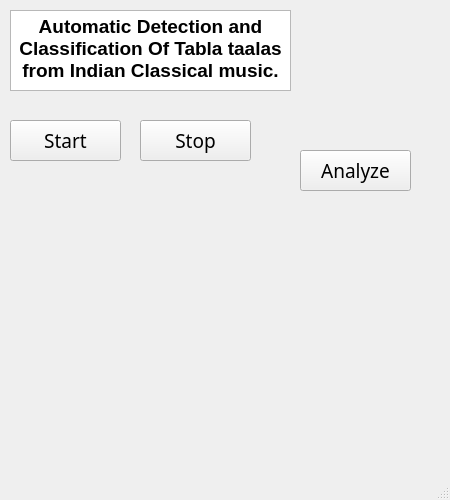
Above: main_1.ui from pranav6670/Detection-Classification-of-Tabla-taals before the change. Below: the same form after it.
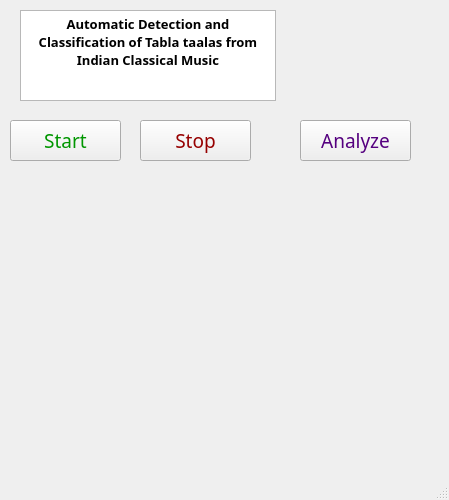
That is the form after the change. Icons and pictures are not drawn.

Diff of the .ui file:
```diff
--- a/main_1.ui
+++ b/main_1.ui
@@ -6,31 +6,28 @@
    <rect>
     <x>0</x>
     <y>0</y>
-    <width>450</width>
+    <width>449</width>
     <height>500</height>
    </rect>
   </property>
+  <property name="font">
+   <font>
+    <family>Tlwg Typo</family>
+   </font>
+  </property>
+  <property name="mouseTracking">
+   <bool>false</bool>
+  </property>
   <property name="windowTitle">
    <string>MainWindow</string>
   </property>
+  <property name="autoFillBackground">
+   <bool>false</bool>
+  </property>
+  <property name="styleSheet">
+   <string notr="true"/>
+  </property>
   <widget class="QWidget" name="centralwidget">
-   <widget class="QTextBrowser" name="textBrowser">
-    <property name="geometry">
-     <rect>
-      <x>10</x>
-      <y>10</y>
-      <width>281</width>
-      <height>81</height>
-     </rect>
-    </property>
-    <property name="html">
-     <string>&lt;!DOCTYPE HTML PUBLIC &quot;-//W3C//DTD HTML 4.0//EN&quot; &quot;http://www.w3.org/TR/REC-html40/strict.dtd&quot;&gt;
-&lt;html&gt;&lt;head&gt;&lt;meta name=&quot;qrichtext&quot; content=&quot;1&quot; /&gt;&lt;style type=&quot;text/css&quot;&gt;
-p, li { white-space: pre-wrap; }
-&lt;/style&gt;&lt;/head&gt;&lt;body style=&quot; font-family:'Ubuntu'; font-size:11pt; font-weight:400; font-style:normal;&quot;&gt;
-&lt;p align=&quot;center&quot; style=&quot; margin-top:0px; margin-bottom:0px; margin-left:0px; margin-right:0px; -qt-block-indent:0; text-indent:0px;&quot;&gt;&lt;span style=&quot; font-size:14pt; font-weight:600;&quot;&gt;Automatic Detection and Classification Of Tabla taalas from Indian Classical music.&lt;/span&gt;&lt;/p&gt;&lt;/body&gt;&lt;/html&gt;</string>
-    </property>
-   </widget>
    <widget class="QLabel" name="label">
     <property name="geometry">
      <rect>
@@ -51,17 +48,20 @@
     <property name="geometry">
      <rect>
       <x>300</x>
-      <y>150</y>
+      <y>120</y>
       <width>111</width>
       <height>41</height>
      </rect>
     </property>
     <property name="font">
      <font>
-      <family>Ubuntu Condensed</family>
+      <family>Purisa</family>
       <pointsize>14</pointsize>
      </font>
     </property>
+    <property name="styleSheet">
+     <string notr="true">color: rgb(85, 0, 127);</string>
+    </property>
     <property name="text">
      <string>Analyze</string>
     </property>
@@ -77,10 +77,15 @@
     </property>
     <property name="font">
      <font>
-      <family>Ubuntu Condensed</family>
+      <family>Purisa</family>
       <pointsize>14</pointsize>
      </font>
     </property>
+    <property name="styleSheet">
+     <string notr="true">color: rgb(150, 0, 0);
+
+</string>
+    </property>
     <property name="text">
      <string>Stop</string>
     </property>
@@ -96,15 +101,50 @@
     </property>
     <property name="font">
      <font>
-      <family>Ubuntu Condensed</family>
+      <family>Purisa</family>
       <pointsize>14</pointsize>
      </font>
     </property>
+    <property name="autoFillBackground">
+     <bool>true</bool>
+    </property>
+    <property name="styleSheet">
+     <string notr="true">color: rgb(0, 150, 0);
+gridline-color: rgb(255, 170, 0);
+</string>
+    </property>
     <property name="text">
      <string>Start</string>
     </property>
    </widget>
-   <zorder>textBrowser</zorder>
+   <widget class="QTextBrowser" name="textBrowser">
+    <property name="geometry">
+     <rect>
+      <x>20</x>
+      <y>10</y>
+      <width>256</width>
+      <height>91</height>
+     </rect>
+    </property>
+    <property name="font">
+     <font>
+      <family>Purisa</family>
+      <weight>75</weight>
+      <bold>true</bold>
+      <underline>false</underline>
+     </font>
+    </property>
+    <property name="autoFillBackground">
+     <bool>true</bool>
+    </property>
+    <property name="html">
+     <string>&lt;!DOCTYPE HTML PUBLIC &quot;-//W3C//DTD HTML 4.0//EN&quot; &quot;http://www.w3.org/TR/REC-html40/strict.dtd&quot;&gt;
+&lt;html&gt;&lt;head&gt;&lt;meta name=&quot;qrichtext&quot; content=&quot;1&quot; /&gt;&lt;style type=&quot;text/css&quot;&gt;
+p, li { white-space: pre-wrap; }
+&lt;/style&gt;&lt;/head&gt;&lt;body style=&quot; font-family:'Purisa'; font-size:11pt; font-weight:600; font-style:normal;&quot;&gt;
+&lt;p align=&quot;center&quot; style=&quot; margin-top:0px; margin-bottom:0px; margin-left:0px; margin-right:0px; -qt-block-indent:0; text-indent:0px;&quot;&gt;&lt;span style=&quot; font-size:10pt;&quot;&gt;Automatic Detection and Classification of Tabla taalas from Indian Classical Music&lt;/span&gt;&lt;/p&gt;&lt;/body&gt;&lt;/html&gt;</string>
+    </property>
+   </widget>
    <zorder>label</zorder>
    <zorder>pushButton</zorder>
    <zorder>pushButton_2</zorder>
```
Left out of the diff: 22 changed lines with no effect on the pictures.
